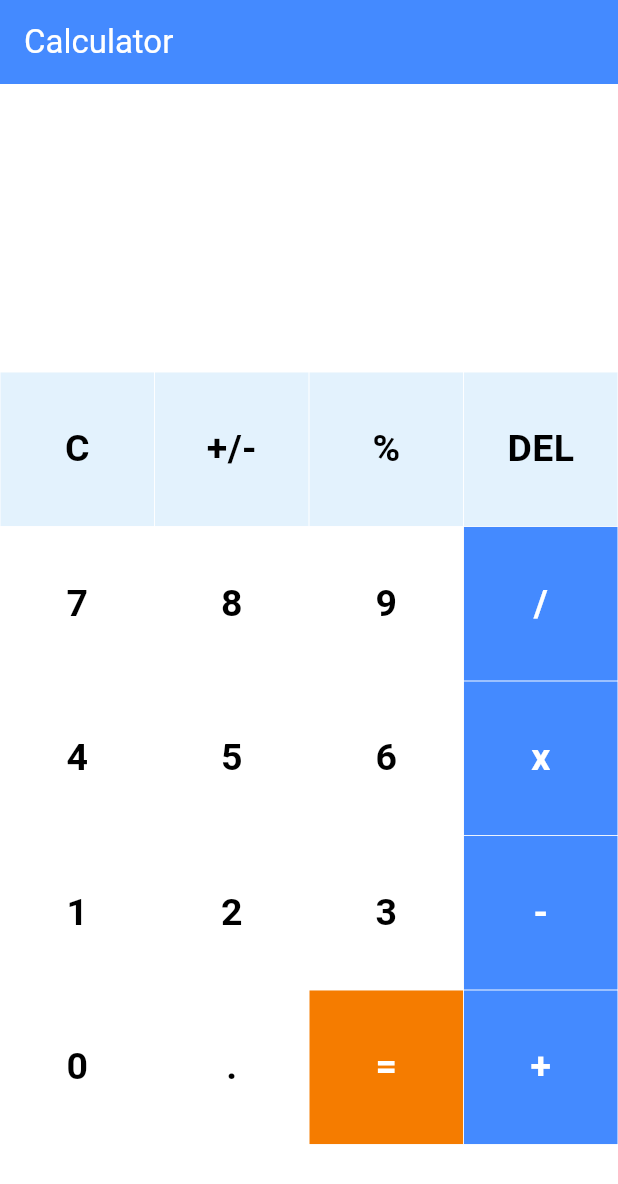
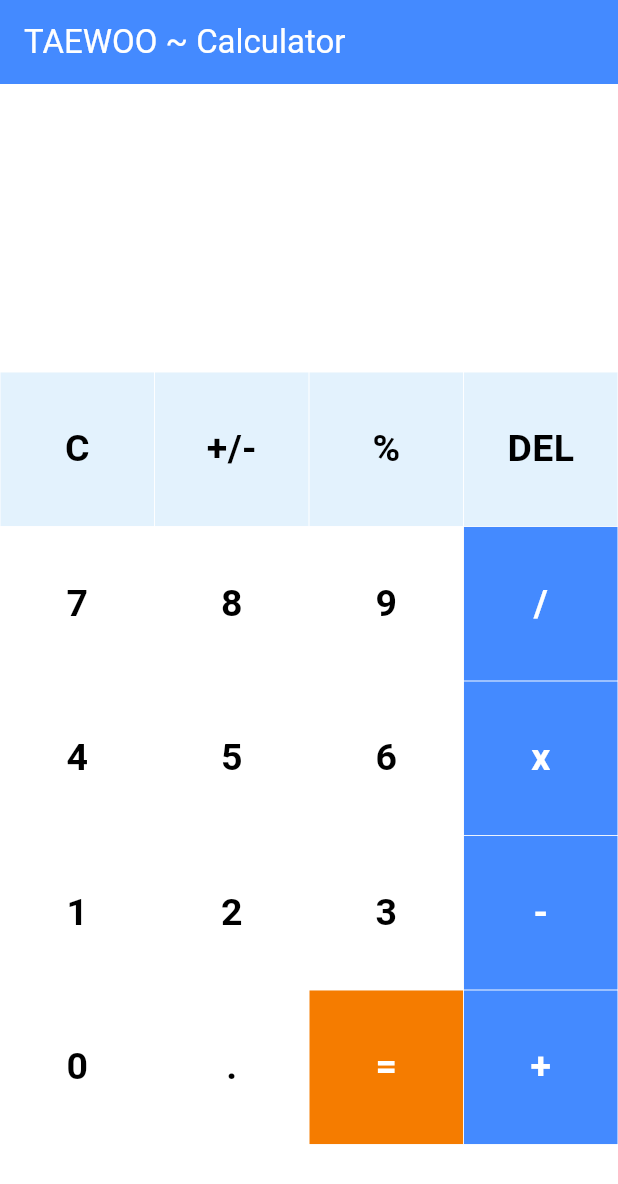
Before and after one commit to KamaTAEWOO/CalculatorExample, a Flutter app: the screen it shows after launch, on a phone screen of 412 x 824 dp. Shown: the top 1184 px of the screen. Run offline on Flutter 3.47's test engine with Material 3 defaults, Android fonts, the phone set to English and light mode, and no system bars; our stand-ins replace math_expressions.

Commit message:
[feature] const 추가 및 앱이름 변경

```diff
--- a/lib/HomePage.dart
+++ b/lib/HomePage.dart
@@ -19,7 +19,7 @@ class _HomePageState extends State<HomePage> {
   Widget build(BuildContext context) {
     return Scaffold(
       appBar: AppBar(
-        title: Text("Calculator"),
+        title: const Text("TAEWOO ~ Calculator"),
         backgroundColor: Colors.blueAccent,
         foregroundColor: Colors.white,
       ), //AppBar
@@ -27,24 +27,23 @@ class _HomePageState extends State<HomePage> {
       body: Column(
         children: <Widget>[
           Expanded(
-            child: Container(
             child: Column(
                 mainAxisAlignment: MainAxisAlignment.spaceEvenly,
                 children: <Widget>[
                   Container(
-                      padding: EdgeInsets.all(20),
+                    padding: const EdgeInsets.all(20),
                     alignment: Alignment.centerRight,
                     child: Text(
                       userInput,
-                        style: TextStyle(fontSize: 18, color: Colors.white),
+                      style: const TextStyle(fontSize: 18, color: Colors.white),
                     ),
                   ),
                   Container(
-                      padding: EdgeInsets.all(15),
+                    padding: const EdgeInsets.all(15),
                     alignment: Alignment.centerRight,
                     child: Text(
                       answer,
-                        style: TextStyle(
+                      style: const TextStyle(
                           fontSize: 30,
                           color: Colors.white,
                           fontWeight: FontWeight.bold),
@@ -52,13 +51,11 @@ class _HomePageState extends State<HomePage> {
                   )
                 ]),
           ),
-          ),
           Expanded(
             flex: 3,
-            child: Container(
             child: GridView.builder(
                 itemCount: buttons.length,
-                  gridDelegate: SliverGridDelegateWithFixedCrossAxisCount(
+                gridDelegate: const SliverGridDelegateWithFixedCrossAxisCount(
                     crossAxisCount: 4),
                 itemBuilder: (BuildContext context, int index) {
                   // Clear Button
@@ -142,8 +139,7 @@ class _HomePageState extends State<HomePage> {
                           : Colors.black,
                     );
                   }
-                  }), // GridView.builder
-            ),
+                }),
           ),
         ],
       ),
```
Lines whose indentation alone changed are shown as unchanged.
